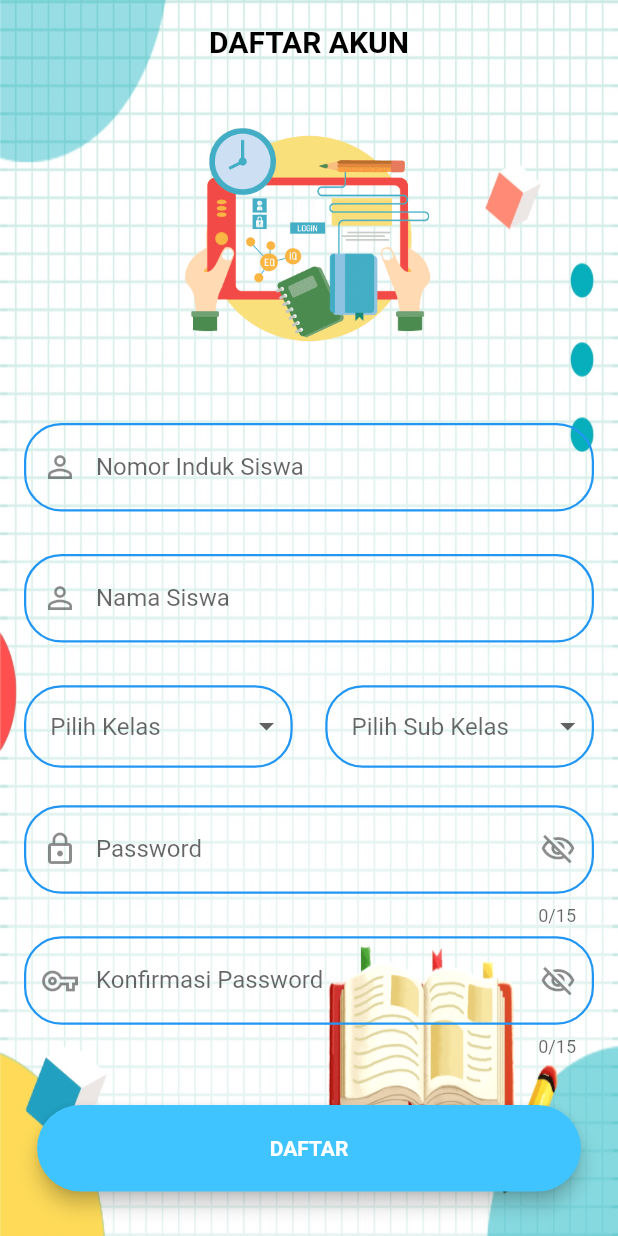
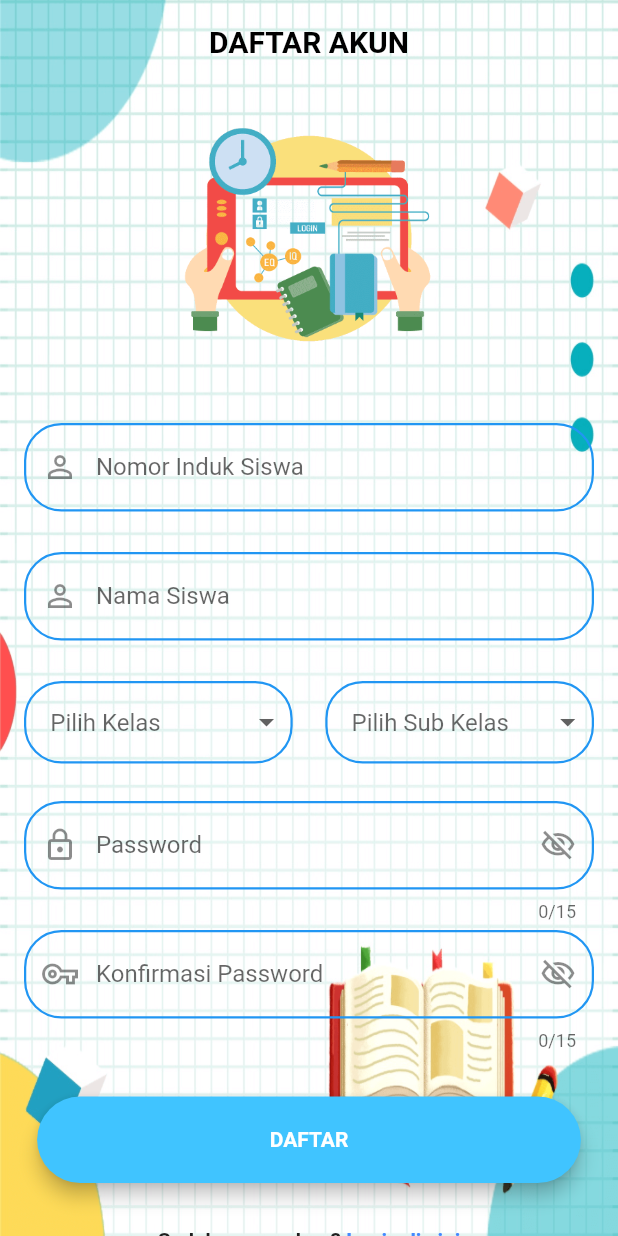
Before and after one commit to RoniSetiawan7/frontend-esdalang, a Flutter app: the screen it shows after launch, after a tap on "LOGIN", after a tap on "Daftar sekarang", on a phone screen of 412 x 824 dp. Run offline on Flutter 3.47's test engine with Material 2 defaults, Android fonts, the phone set to English and light mode, and no system bars; our stand-ins replace flutter_html, shared_preferences; missing offline and left inert: flutter_inappwebview; accounts and stored records are empty.

Commit message:
sedikit meningkatkan responsivitas pada aplikasi

```diff
--- a/lib/screens/autentikasi/halaman_login.dart
+++ b/lib/screens/autentikasi/halaman_login.dart
@@ -62,7 +62,6 @@ class _HalamanLoginState extends State<HalamanLogin> {
                   ),
                   Container(
                     margin: const EdgeInsets.only(left: 16, right: 16, top: 20),
-                    height: size.height * 0.1,
                     child: TextFormField(
                       keyboardType: TextInputType.number,
                       decoration: myInputDecoration(
@@ -77,7 +76,6 @@ class _HalamanLoginState extends State<HalamanLogin> {
                   ),
                   Container(
                     margin: const EdgeInsets.fromLTRB(16, 5, 16, 30),
-                    height: size.height * 0.1,
                     child: TextFormField(
                       obscureText: _secureText,
                       decoration: myInputDecoration(
@@ -110,19 +108,22 @@ class _HalamanLoginState extends State<HalamanLogin> {
                     loading: _isLoading,
                   ),
                   Container(
-                    margin: const EdgeInsets.only(top: 30, bottom: 16),
+                    margin: const EdgeInsets.fromLTRB(16, 30, 16, 16),
                     child: Row(
                       mainAxisAlignment: MainAxisAlignment.center,
                       children: [
                         const Text('Belum punya akun? ',
                             style: TextStyle(fontWeight: FontWeight.bold)),
-                        InkWell(
+                        Flexible(
+                          child: InkWell(
                             child: const Text('Daftar sekarang',
+                                overflow: TextOverflow.ellipsis,
                                 style: TextStyle(
                                     color: Colors.blueAccent,
                                     fontWeight: FontWeight.bold)),
                             onTap: () => Navigator.pushNamed(
                                 context, '/halamanRegistrasi'),
+                          ),
                         )
                       ],
                     ),
--- a/lib/screens/autentikasi/halaman_registrasi.dart
+++ b/lib/screens/autentikasi/halaman_registrasi.dart
@@ -62,7 +62,6 @@ class _HalamanRegistrasiState extends State<HalamanRegistrasi> {
                   ),
                   Container(
                     margin: const EdgeInsets.only(left: 16, right: 16, top: 20),
-                    height: size.height * 0.1,
                     child: TextFormField(
                       keyboardType: TextInputType.number,
                       decoration: myInputDecoration(
@@ -77,7 +76,6 @@ class _HalamanRegistrasiState extends State<HalamanRegistrasi> {
                   ),
                   Container(
                     margin: const EdgeInsets.only(left: 16, right: 16, top: 5),
-                    height: size.height * 0.1,
                     child: TextFormField(
                       keyboardType: TextInputType.name,
                       decoration: myInputDecoration(
@@ -164,7 +162,6 @@ class _HalamanRegistrasiState extends State<HalamanRegistrasi> {
                   ),
                   Container(
                     margin: const EdgeInsets.only(left: 16, right: 16, top: 5),
-                    height: size.height * 0.1,
                     child: TextFormField(
                       obscureText: _secureText,
                       maxLength: 15,
@@ -192,7 +189,6 @@ class _HalamanRegistrasiState extends State<HalamanRegistrasi> {
                   ),
                   Container(
                     margin: const EdgeInsets.fromLTRB(16, 5, 16, 30),
-                    height: size.height * 0.1,
                     child: TextFormField(
                       obscureText: _secureText,
                       maxLength: 15,
@@ -230,19 +226,22 @@ class _HalamanRegistrasiState extends State<HalamanRegistrasi> {
                     loading: _isLoading,
                   ),
                   Container(
-                    margin: const EdgeInsets.only(top: 30, bottom: 16),
+                    margin: const EdgeInsets.fromLTRB(16, 30, 16, 16),
                     child: Row(
                       mainAxisAlignment: MainAxisAlignment.center,
                       children: [
                         const Text('Sudah punya akun? ',
                             style: TextStyle(fontWeight: FontWeight.bold)),
-                        InkWell(
+                        Flexible(
+                          child: InkWell(
                             child: const Text('Login di sini',
+                                overflow: TextOverflow.ellipsis,
                                 style: TextStyle(
                                     color: Colors.blueAccent,
                                     fontWeight: FontWeight.bold)),
                             onTap: () =>
                                 Navigator.pushNamed(context, '/halamanLogin'),
+                          ),
                         )
                       ],
                     ),
--- a/lib/screens/info/info_aplikasi.dart
+++ b/lib/screens/info/info_aplikasi.dart
@@ -9,7 +9,7 @@ class InfoAplikasi extends StatelessWidget {
     Size size = MediaQuery.of(context).size;
     return Scaffold(
       appBar: myAppBar(context: context, title: 'Tentang Aplikasi'),
-      body: SafeArea(
+      body: SingleChildScrollView(
         child: Column(
           children: [
             Container(
@@ -40,35 +40,30 @@ class InfoAplikasi extends StatelessWidget {
             ),
             Container(
               margin: const EdgeInsets.fromLTRB(16, 70, 16, 16),
-              height: size.height * 0.5,
-              width: size.width,
               child: Card(
+                elevation: 5,
                 child: Column(
                   children: [
-                    const SizedBox(
-                      height: 30,
-                    ),
+                    const SizedBox(height: 30),
                     Text(
                       'Esdalang Mobile Learning App',
+                      textAlign: TextAlign.center,
                       style: const TextStyle(fontWeight: FontWeight.w500)
                           .copyWith(fontSize: 18),
                     ),
-                    const SizedBox(
-                      height: 20,
-                    ),
+                    const SizedBox(height: 20),
                     Text(
                       'Esdalang Mobile Learning App merupakan aplikasi pembelajaran secara daring (Online Learning) yang \ndapat digunakan untuk menunjang kegiatan belajar mengajar di SMP Negeri 2 Kemalang selama \npandemi Covid-19.',
                       style: const TextStyle().copyWith(height: 1.5),
                       textAlign: TextAlign.center,
                     ),
-                    const SizedBox(
-                      height: 10,
-                    ),
+                    const SizedBox(height: 10),
                     Text(
                       'Aplikasi ini dibuat menggunakan Framework Flutter, dengan Backend Laravel.',
                       style: const TextStyle().copyWith(height: 1.5),
                       textAlign: TextAlign.center,
                     ),
+                    const SizedBox(height: 30),
                   ],
                 ),
               ),
```
Lines whose indentation alone changed are shown as unchanged.
